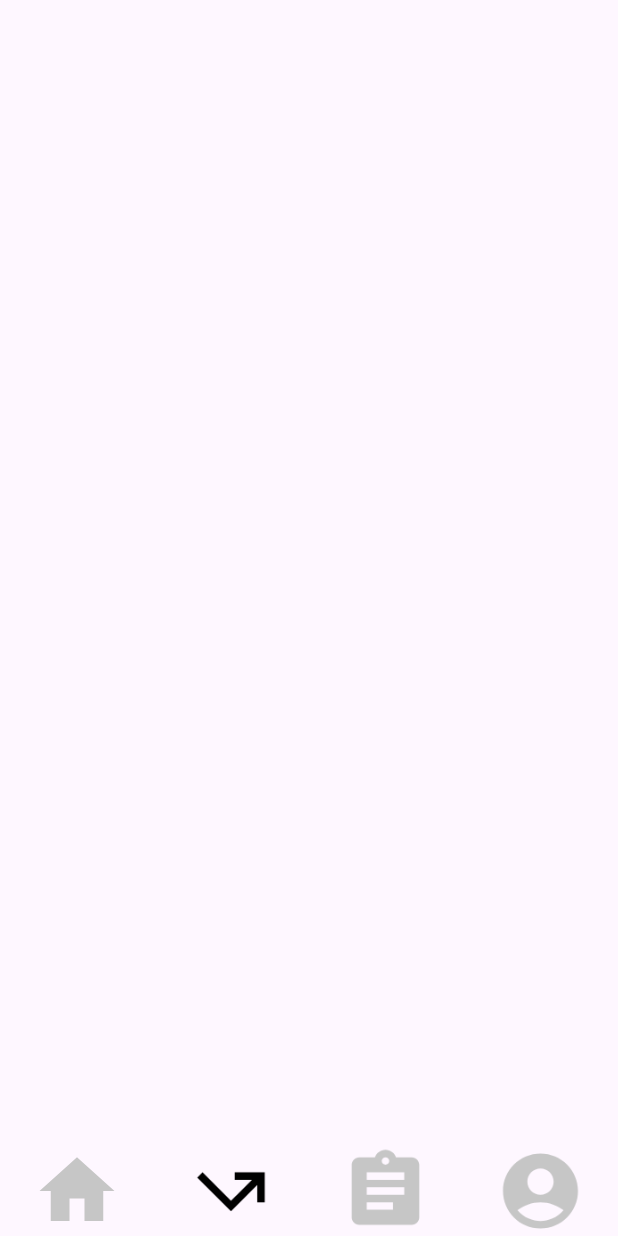
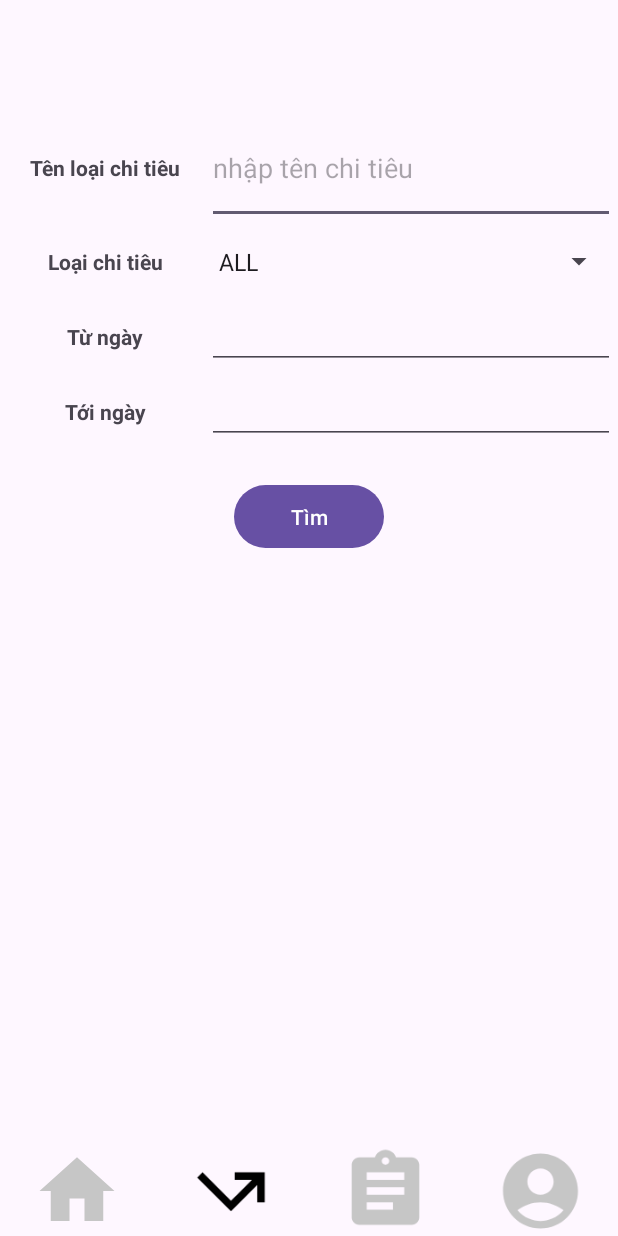
Before and after one commit to hungcoi2002tx/PRM392, an Android app: the MainTransaction screen opened directly, with no data from a screen before it, on a phone screen of 412 x 824 dp. Run offline under Robolectric (Android 15) with nearby library versions, the phone set to English and light mode, and no system bars.

Commit message:
search transaction

```diff
--- a/app/build.gradle.kts
+++ b/app/build.gradle.kts
@@ -41,4 +41,6 @@ dependencies {
     androidTestImplementation("androidx.test.espresso:espresso-core:3.5.1")
 
     implementation("androidx.recyclerview:recyclerview:1.3.2")
+    implementation("com.github.PhilJay:MPAndroidChart:v3.1.0")
+
 }
--- a/app/src/main/AndroidManifest.xml
+++ b/app/src/main/AndroidManifest.xml
@@ -12,6 +12,9 @@
         android:supportsRtl="true"
         android:theme="@style/Theme.AssigmentFinal"
         tools:targetApi="31">
+        <activity
+            android:name=".MainStatitics"
+            android:exported="false" />
         <activity
             android:name=".Login"
             android:exported="false" />
--- a/app/src/main/java/com/fpt/hungnm/assigmentfinal/Home.java
+++ b/app/src/main/java/com/fpt/hungnm/assigmentfinal/Home.java
@@ -56,6 +56,7 @@ public class Home extends AppCompatActivity implements TransitionRecyclerViewAda
         try{
             super.onCreate(savedInstanceState);
             setContentView(R.layout.activity_home);
+
             bindingView();
             initData();
             bindingAction();
--- a/app/src/main/java/com/fpt/hungnm/assigmentfinal/MainTransaction.java
+++ b/app/src/main/java/com/fpt/hungnm/assigmentfinal/MainTransaction.java
@@ -6,27 +6,44 @@ import androidx.recyclerview.widget.DividerItemDecoration;
 import androidx.recyclerview.widget.LinearLayoutManager;
 import androidx.recyclerview.widget.RecyclerView;
 
+import android.app.DatePickerDialog;
 import android.content.Intent;
 import android.graphics.PorterDuff;
-import android.media.Image;
 import android.os.Bundle;
 import android.util.Log;
 import android.view.Menu;
 import android.view.View;
+import android.widget.ArrayAdapter;
+import android.widget.Button;
+import android.widget.DatePicker;
+import android.widget.EditText;
 import android.widget.ImageView;
+import android.widget.Spinner;
+import android.widget.TextView;
 
 import com.fpt.hungnm.assigmentfinal.Adapter.TransitionSearchAdapter;
 import com.fpt.hungnm.assigmentfinal.Dal.MyDbContext;
 import com.fpt.hungnm.assigmentfinal.Model.Budget;
+import com.fpt.hungnm.assigmentfinal.Model.Category;
 import com.fpt.hungnm.assigmentfinal.Model.Transaction;
 
+import java.text.ParseException;
+import java.text.SimpleDateFormat;
+import java.util.ArrayList;
+import java.util.Calendar;
+import java.util.Date;
 import java.util.List;
 
-public class MainTransaction extends AppCompatActivity {
+public class MainTransaction extends AppCompatActivity implements View.OnClickListener {
     private static final String TAG ="HungnmError";
     private static final int REQUEST_CODE =2;
     private RecyclerView rcvTransaction;
     private TransitionSearchAdapter transactionAdapter;
+    private EditText edtTitle;
+    private Spinner spCategory;
+    private EditText edtStartDate;
+    private EditText edtToDate;
+    private Button btnSearch;
 
     private ImageView btnHome;
     private ImageView btnBudget;
@@ -36,6 +53,12 @@ public class MainTransaction extends AppCompatActivity {
 
     private MyDbContext dbContext;
 
+    private TextView tvError;
+
+    List<Transaction> list;
+
+    List<Category> categories;
+
     @Override
     protected void onCreate(Bundle savedInstanceState) {
         super.onCreate(savedInstanceState);
@@ -44,30 +67,80 @@ public class MainTransaction extends AppCompatActivity {
 
         bindingView();
         bindingAction();
+        bindingData();
         setAdapter();
+    }
+
+    private void bindingData() {
+        try{
+            list = dbContext.getAllTransition();
+            categories = dbContext.getAllCategory();
+            List<String> titleCategories = new ArrayList<>();
+            titleCategories.add("ALL");
+            for (Category item :
+                    categories) {
+                titleCategories.add(item.getTitle());
+            }
+            spCategory.setAdapter(new ArrayAdapter<String>(this, android.R.layout.simple_spinner_item,titleCategories));
+            edtStartDate.setOnClickListener(this);
+            edtToDate.setOnClickListener(this);
+            btnSearch.setOnClickListener(this::onSearch);
+
+        }catch (Exception ex){
+            Log.e(TAG, "MainTransaction - bindingData - " + ex.getMessage());
+        }
+    }
+
+    private void onSearch(View view) {
+        try{
+            String toDate = edtToDate.getText().toString();
+            String fromDate = edtStartDate.getText().toString();
+            if(!toDate.equals("") && !fromDate.equals("")){
+                boolean check = compareDates(fromDate,toDate);
+                if(!check){
+                    tvError.setText("Ngày bắt đầu phải nhỏ hơn ngày kết thúc");
+                    return;
+                }
+            }
+            String title = edtTitle.getText().toString();
+            String categoryId ="ALL";
+            Category category = getCategoryByTitle(spCategory.getSelectedItem().toString());
+            if(category != null){
+                categoryId = String.valueOf(category.getId());
+            }
+            list = dbContext.getTransactionSearch(title,categoryId,fromDate,toDate);
+            setAdapter();
+            tvError.setText("");
+
+        }catch (Exception ex){
+            Log.e(TAG, "MainTransaction - onSearch - " + ex.getMessage());
+        }
+    }
+
+    public Category getCategoryByTitle(String title) {
+        try{
+            for (Category category : categories) {
+                if (category.getTitle().equals(title)) {
+                    return category;
+                }
+            }
+        }catch (Exception ex){
+            Log.e(TAG, "InCome_Add - onSaveClick - " + ex.getMessage());
+        }
+        return null;
     }
 
     private void setAdapter() {
         try{
             LinearLayoutManager linearLayoutManager = new LinearLayoutManager(this);
             rcvTransaction.setLayoutManager(linearLayoutManager);
-            transactionAdapter = new TransitionSearchAdapter(getListTransaction());
+            transactionAdapter = new TransitionSearchAdapter(list);
             rcvTransaction.setAdapter(transactionAdapter);
             RecyclerView.ItemDecoration itemDecoration = new DividerItemDecoration(this, DividerItemDecoration.VERTICAL);
             rcvTransaction.addItemDecoration(itemDecoration);
         }catch (Exception ex){
             Log.e(TAG, "MainTransaction - setAdapter - " + ex.getMessage());
         }
-    }
-
-    private List<Transaction> getListTransaction() {
-        try{
-            List<Transaction> list = dbContext.getAllTransition();
-            return list;
-        }catch (Exception ex){
-            Log.e(TAG, "MainTransaction - getListTransaction - " + ex.getMessage());
-        }
-        return null;
     }
 
     private void bindingAction() {
@@ -78,6 +151,18 @@ public class MainTransaction extends AppCompatActivity {
             btnAccount.setOnClickListener(this::goToAccount);
         }catch (Exception ex){
             Log.e(TAG, "MainTransaction - onCreate - " + ex.getMessage());
+        }
+    }
+
+    public static boolean compareDates(String dateString1, String dateString2) {
+        SimpleDateFormat dateFormat = new SimpleDateFormat("dd/MM/yyyy");
+        try {
+            Date date1 = dateFormat.parse(dateString1);
+            Date date2 = dateFormat.parse(dateString2);
+            return date1.compareTo(date2) < 0;
+        } catch (ParseException e) {
+            e.printStackTrace();
+            return false;
         }
     }
 
@@ -115,6 +200,12 @@ public class MainTransaction extends AppCompatActivity {
             btnBudget = findViewById(R.id.img_transaction_btnBudget);
             btnAccount = findViewById(R.id.img_transaction_btnAccount);
             btnTransaction = findViewById(R.id.img_transaction_btnTransaction);
+            edtTitle =findViewById(R.id.edt_transaction_title);
+            spCategory = findViewById(R.id.sp_transation_category);
+            edtStartDate = findViewById(R.id.edt_transaction_fromDate);
+            edtToDate = findViewById(R.id.edt_transaction_toDate);
+            btnSearch = findViewById(R.id.btn_transaction_search);
+            tvError = findViewById(R.id.tv_transaction_error);
         }catch (Exception ex){
             Log.e(TAG, "MainTransaction - bindingView - " + ex.getMessage());
         }
@@ -136,4 +227,46 @@ public class MainTransaction extends AppCompatActivity {
         super.onResume();
         btnTransaction.setColorFilter(ContextCompat.getColor(this, R.color.black), PorterDuff.Mode.SRC_IN);
     }
+
+    @Override
+    public void onClick(View v) {
+        if(v == edtStartDate){
+            final Calendar c = Calendar.getInstance();
+            int year = c.get(Calendar.YEAR);
+            int month = c.get(Calendar.MONTH);
+            int day = c.get(Calendar.DAY_OF_MONTH);
+            DatePickerDialog datePickerDialog = new DatePickerDialog(this, new DatePickerDialog.OnDateSetListener() {
+                @Override
+                public void onDateSet(DatePicker view, int year, int month, int dayOfMonth) {
+                    String date ="";
+                    if(month>8){
+                        date = dayOfMonth + "/" + (month+1)+ "/" + year;
+                    }else{
+                        date = dayOfMonth + "/0" + (month + 1) + "/" + year;
+                    }
+                    edtStartDate.setText(date);
+                }
+            },year,month,day);
+            datePickerDialog.show();
+        }
+        if(v == edtToDate){
+            final Calendar c = Calendar.getInstance();
+            int year = c.get(Calendar.YEAR);
+            int month = c.get(Calendar.MONTH);
+            int day = c.get(Calendar.DAY_OF_MONTH);
+            DatePickerDialog datePickerDialog = new DatePickerDialog(this, new DatePickerDialog.OnDateSetListener() {
+                @Override
+                public void onDateSet(DatePicker view, int year, int month, int dayOfMonth) {
+                    String date ="";
+                    if(month>8){
+                        date = dayOfMonth + "/" + (month+1)+ "/" + year;
+                    }else{
+                        date = dayOfMonth + "/0" + (month + 1) + "/" + year;
+                    }
+                    edtToDate.setText(date);
+                }
+            },year,month,day);
+            datePickerDialog.show();
+        }
+    }
 }
--- a/app/src/main/res/layout/activity_main_transaction.xml
+++ b/app/src/main/res/layout/activity_main_transaction.xml
@@ -6,14 +6,145 @@
     android:layout_height="match_parent"
     tools:context=".MainTransaction">
 
+    <LinearLayout
+        android:layout_width="408dp"
+        android:layout_height="295dp"
+        android:orientation="vertical"
+        app:layout_constraintBottom_toTopOf="@+id/rcv_main_transaction"
+        app:layout_constraintEnd_toEndOf="parent"
+        app:layout_constraintStart_toStartOf="parent"
+        app:layout_constraintTop_toTopOf="parent">
+
+        <LinearLayout
+            android:layout_width="match_parent"
+            android:layout_height="0dp"
+            android:layout_weight="0.75"
+            android:orientation="horizontal">
+
+            <TextView
+                android:id="@+id/tv_tranction_title1"
+                android:layout_width="0dp"
+                android:layout_height="match_parent"
+                android:layout_weight="1.5"
+                android:gravity="center"
+                android:text="Tên loại chi tiêu"
+                android:textStyle="bold" />
+
+            <EditText
+                android:id="@+id/edt_transaction_title"
+                android:layout_width="0dp"
+                android:layout_height="match_parent"
+                android:layout_weight="3"
+                android:ems="10"
+                android:hint="nhập tên chi tiêu"
+                android:inputType="text" />
+        </LinearLayout>
+
+        <LinearLayout
+            android:layout_width="match_parent"
+            android:layout_height="0dp"
+            android:layout_weight="0.5"
+            android:orientation="horizontal">
+
+            <TextView
+                android:id="@+id/tv_tranction_Isincome"
+                android:layout_width="0dp"
+                android:layout_height="match_parent"
+                android:layout_weight="1.5"
+                android:gravity="center"
+                android:text="Loại chi tiêu"
+                android:textStyle="bold" />
+
+            <Spinner
+                android:id="@+id/sp_transation_category"
+                android:layout_width="0dp"
+                android:layout_height="match_parent"
+                android:layout_weight="3"
+                android:orientation="horizontal"></Spinner>
+
+        </LinearLayout>
+
+        <LinearLayout
+            android:layout_width="match_parent"
+            android:layout_height="0dp"
+            android:layout_weight="0.5"
+            android:orientation="horizontal">
+
+            <TextView
+                android:layout_width="0dp"
+                android:layout_height="match_parent"
+                android:layout_weight="1.5"
+                android:gravity="center"
+                android:text="Từ ngày"
+                android:textStyle="bold" />
+
+            <EditText
+                android:id="@+id/edt_transaction_fromDate"
+                android:layout_width="0dp"
+                android:layout_height="wrap_content"
+                android:layout_weight="3"
+                android:gravity="center"
+                android:textStyle="bold" />
+        </LinearLayout>
+
+        <LinearLayout
+            android:layout_width="match_parent"
+            android:layout_height="0dp"
+            android:layout_weight="0.5"
+            android:orientation="horizontal">
+
+            <TextView
+                android:id="@+id/tv_transaction_fromDate"
+                android:layout_width="0dp"
+                android:layout_height="match_parent"
+                android:layout_weight="1.5"
+                android:gravity="center"
+                android:text="Tới ngày"
+                android:textStyle="bold" />
+
+            <EditText
+                android:id="@+id/edt_transaction_toDate"
+                android:layout_width="0dp"
+                android:layout_height="wrap_content"
+                android:layout_weight="3"
+                android:gravity="center"
+                android:textStyle="bold" />
+        </LinearLayout>
+
+        <TextView
+            android:id="@+id/tv_transaction_error"
+            android:layout_width="match_parent"
+            android:layout_height="wrap_content"
+            android:textColor="@color/red">
+
+        </TextView>
+
+        <LinearLayout
+            android:layout_width="match_parent"
+            android:layout_height="0dp"
+            android:layout_weight="0.5"
+            android:gravity="center"
+            android:orientation="horizontal">
+
+            <Button
+                android:id="@+id/btn_transaction_search"
+                android:layout_width="100dp"
+                android:layout_height="50dp"
+                android:text="Tìm"></Button>
+        </LinearLayout>
+
+    </LinearLayout>
+
     <androidx.recyclerview.widget.RecyclerView
         android:id="@+id/rcv_main_transaction"
-        android:layout_width="0dp"
-        android:layout_height="0dp"
-        app:layout_constraintBottom_toTopOf="@id/ll_transaction_navi"
+        android:layout_width="404dp"
+        android:layout_height="319dp"
+        app:layout_constraintBottom_toTopOf="@+id/ll_transaction_navi"
         app:layout_constraintEnd_toEndOf="parent"
+        app:layout_constraintHorizontal_bias="0.0"
         app:layout_constraintStart_toStartOf="parent"
-        app:layout_constraintTop_toTopOf="parent" />
+        app:layout_constraintTop_toTopOf="parent"
+        app:layout_constraintVertical_bias="1.0" />
 
     <LinearLayout
         android:id="@+id/ll_transaction_navi"
--- a/settings.gradle.kts
+++ b/settings.gradle.kts
@@ -1,15 +1,17 @@
 pluginManagement {
     repositories {
         google()
-        mavenCentral()
+        jcenter()
         gradlePluginPortal()
+
     }
 }
 dependencyResolutionManagement {
     repositoriesMode.set(RepositoriesMode.FAIL_ON_PROJECT_REPOS)
     repositories {
+        maven {url=uri("https://jitpack.io")}
         google()
-        mavenCentral()
+        jcenter()
     }
 }
 
```
Also changed, not shown: app/src/main/java/com/fpt/hungnm/assigmentfinal/Dal/MyDbContext.java (+98 -1 lines), app/src/main/java/com/fpt/hungnm/assigmentfinal/MainStatitics.java (added, +14 -0 lines), app/src/main/res/layout/activity_main_statitics.xml (added, +9 -0 lines).
